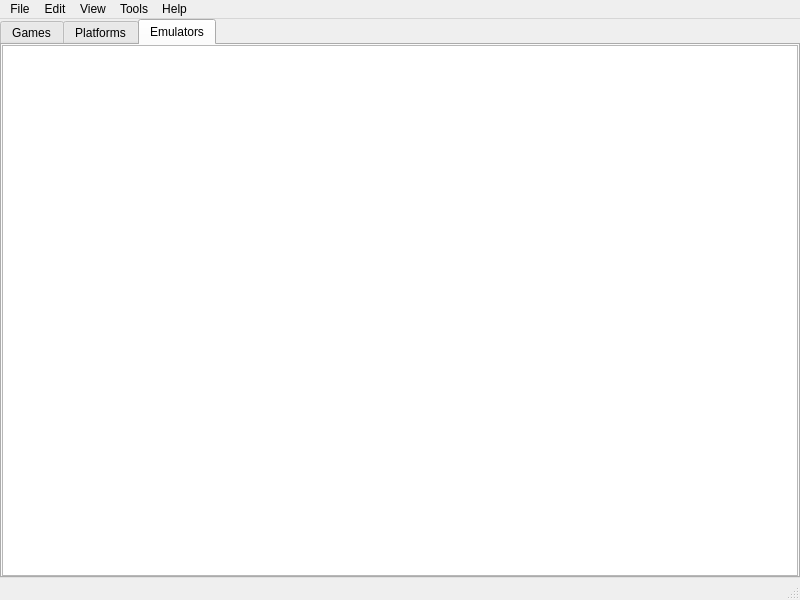
Qt form manager/ui/mainwindow.ui (lazyfox-studio/retrofox) before a commit.
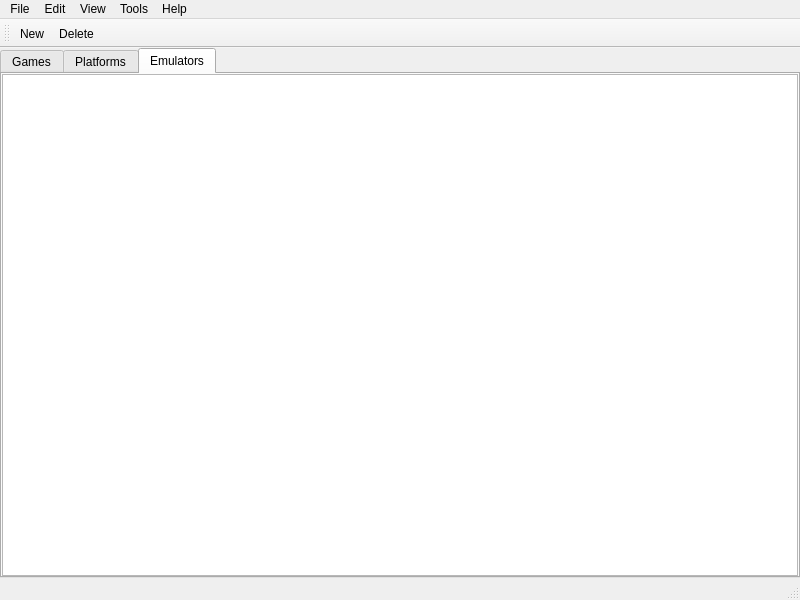
The same form after that commit.

Commit message: Games remove tool

```diff
--- a/manager/ui/mainwindow.ui
+++ b/manager/ui/mainwindow.ui
@@ -164,6 +164,19 @@
    <addaction name="menuHelp"/>
   </widget>
   <widget class="QStatusBar" name="statusbar"/>
+  <widget class="QToolBar" name="toolBar">
+   <property name="windowTitle">
+    <string>toolBar</string>
+   </property>
+   <attribute name="toolBarArea">
+    <enum>TopToolBarArea</enum>
+   </attribute>
+   <attribute name="toolBarBreak">
+    <bool>false</bool>
+   </attribute>
+   <addaction name="action_new"/>
+   <addaction name="action_delete"/>
+  </widget>
   <action name="action_english">
    <property name="text">
     <string>English</string>
@@ -179,6 +192,16 @@
     <string>Import games</string>
    </property>
   </action>
+  <action name="action_delete">
+   <property name="text">
+    <string>Delete</string>
+   </property>
+  </action>
+  <action name="action_new">
+   <property name="text">
+    <string>New</string>
+   </property>
+  </action>
  </widget>
  <resources/>
  <connections/>
```
The commit also changes 4 other files.
